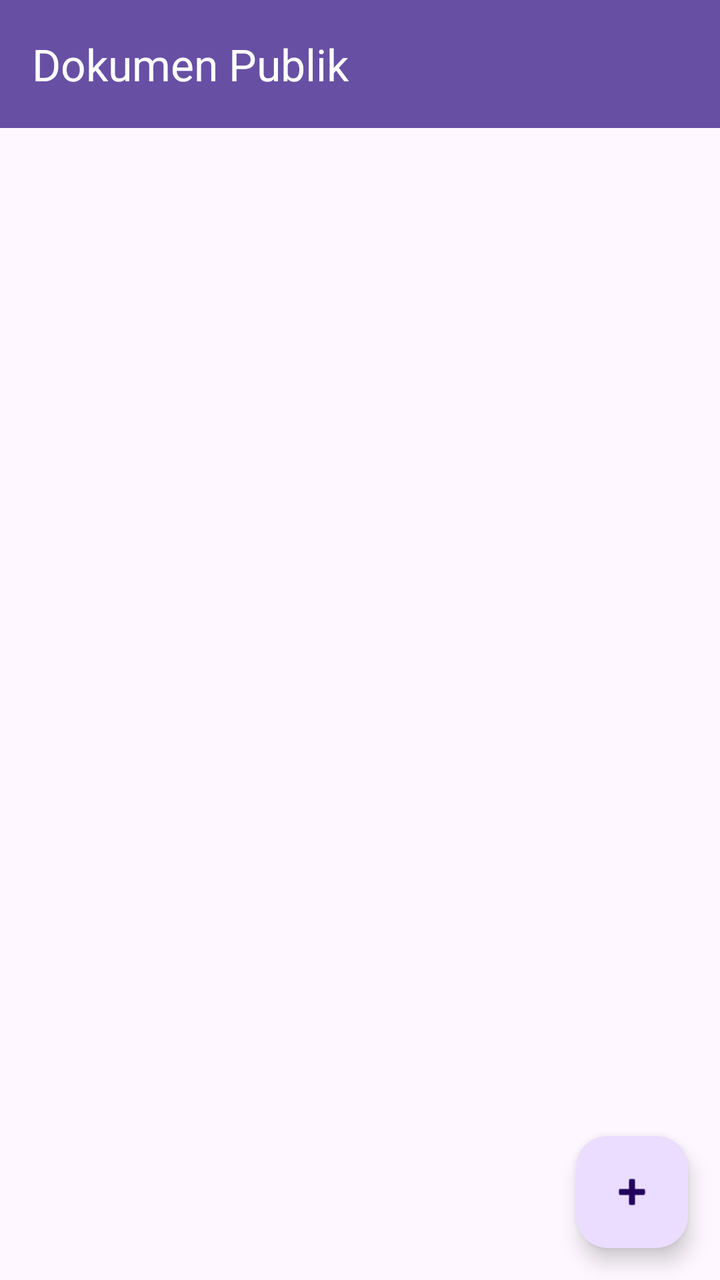
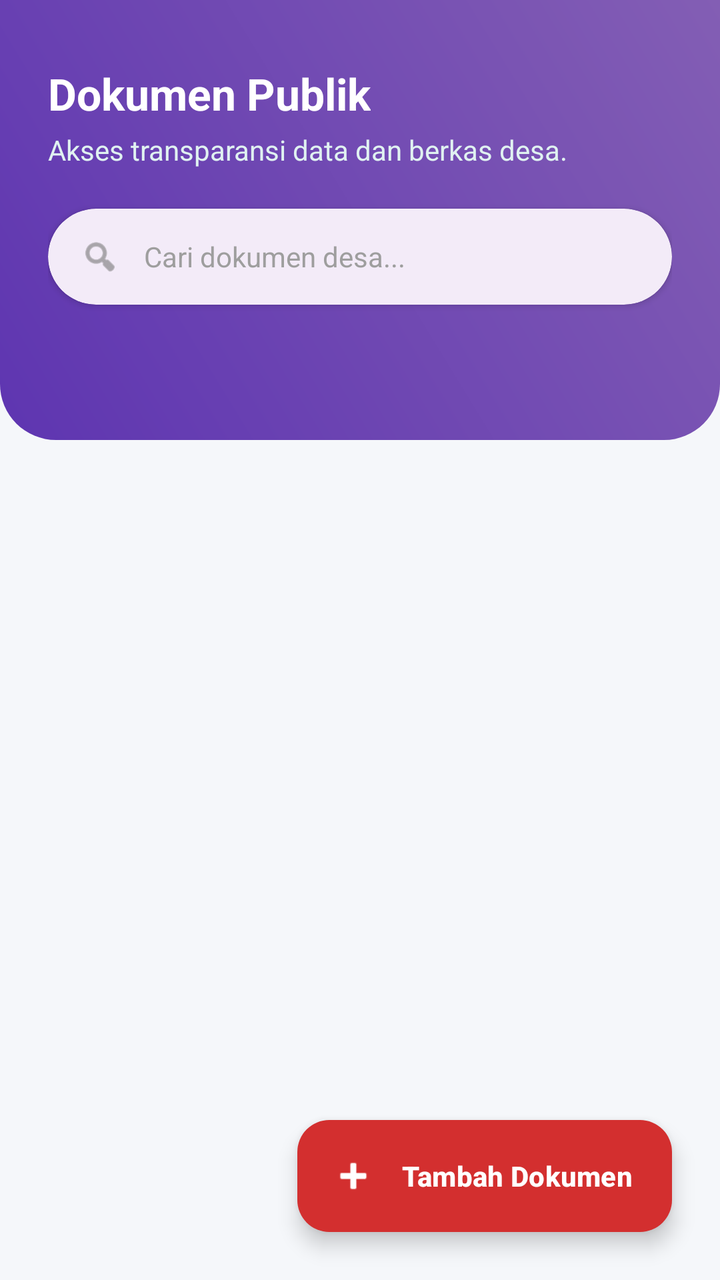

Before-and-after screenshots of an Android layout around one commit, followed by the original layout XML and the change that was made.
<!-- AndroidManifest.xml: application theme Theme.Anaanlume -->
<!-- res/layout/activity_dokumen_publik.xml -->
<?xml version="1.0" encoding="utf-8"?>
<androidx.constraintlayout.widget.ConstraintLayout xmlns:android="http://schemas.android.com/apk/res/android"
    xmlns:app="http://schemas.android.com/apk/res-auto"
    xmlns:tools="http://tools.android.com/tools"
    android:layout_width="match_parent"
    android:layout_height="match_parent">

    <com.google.android.material.appbar.AppBarLayout
        android:id="@+id/appBarLayout"
        android:layout_width="match_parent"
        android:layout_height="wrap_content"
        app:layout_constraintTop_toTopOf="parent">

        <androidx.appcompat.widget.Toolbar
            android:id="@+id/toolbar"
            android:layout_width="match_parent"
            android:layout_height="?attr/actionBarSize"
            android:background="?attr/colorPrimary"
            app:title="Dokumen Publik"
            app:titleTextColor="@android:color/white" />
    </com.google.android.material.appbar.AppBarLayout>

    <androidx.recyclerview.widget.RecyclerView
        android:id="@+id/rvDokumenPublik"
        android:layout_width="match_parent"
        android:layout_height="0dp"
        android:padding="8dp"
        android:clipToPadding="false"
        app:layout_constraintBottom_toBottomOf="parent"
        app:layout_constraintTop_toBottomOf="@id/appBarLayout" />

    <com.google.android.material.floatingactionbutton.FloatingActionButton
        android:id="@+id/fabAdd"
        android:layout_width="wrap_content"
        android:layout_height="wrap_content"
        android:layout_margin="16dp"
        android:src="@android:drawable/ic_input_add"
        android:contentDescription="Tambah Data"
        app:layout_constraintBottom_toBottomOf="parent"
        app:layout_constraintEnd_toEndOf="parent" />

</androidx.constraintlayout.widget.ConstraintLayout>
<!-- resources referenced by this layout -->
<resources>
  <style name="Theme.Anaanlume" parent="Base.Theme.Anaanlume" />
  <style name="Base.Theme.Anaanlume" parent="Theme.Material3.DayNight.NoActionBar">
          
          
      </style>
</resources>

<!-- the commit's change to res/layout/activity_dokumen_publik.xml (unified diff, before → after) -->
@@ -1,42 +1,259 @@
 <?xml version="1.0" encoding="utf-8"?>
-<androidx.constraintlayout.widget.ConstraintLayout xmlns:android="http://schemas.android.com/apk/res/android"
+<androidx.constraintlayout.widget.ConstraintLayout
+    xmlns:android="http://schemas.android.com/apk/res/android"
     xmlns:app="http://schemas.android.com/apk/res-auto"
     xmlns:tools="http://tools.android.com/tools"
     android:layout_width="match_parent"
-    android:layout_height="match_parent">
-
-    <com.google.android.material.appbar.AppBarLayout
-        android:id="@+id/appBarLayout"
+    android:layout_height="match_parent"
+    android:background="#F5F7FA">
+
+    <LinearLayout
+        android:id="@+id/headerContainer"
         android:layout_width="match_parent"
-        android:layout_height="wrap_content"
-        app:layout_constraintTop_toTopOf="parent">
-
-        <androidx.appcompat.widget.Toolbar
-            android:id="@+id/toolbar"
-            android:layout_width="match_parent"
-            android:layout_height="?attr/actionBarSize"
-            android:background="?attr/colorPrimary"
-            app:title="Dokumen Publik"
-            app:titleTextColor="@android:color/white" />
-    </com.google.android.material.appbar.AppBarLayout>
+        android:layout_height="220dp"
+        android:background="@drawable/bg_header_dokumen_gradient"
+        android:orientation="vertical"
+        android:paddingHorizontal="24dp"
+        android:paddingTop="24dp"
+        app:layout_constraintTop_toTopOf="parent"
+        app:layout_constraintStart_toStartOf="parent"
+        app:layout_constraintEnd_toEndOf="parent">
+
+        <TextView
+            android:layout_width="wrap_content"
+            android:layout_height="wrap_content"
+            android:layout_marginTop="8dp"
+            android:text="Dokumen Publik"
+            android:textColor="#FFFFFF"
+            android:textSize="22sp"
+            android:textStyle="bold" />
+
+        <TextView
+            android:layout_width="match_parent"
+            android:layout_height="wrap_content"
+            android:layout_marginTop="4dp"
+            android:text="Akses transparansi data dan berkas desa."
+            android:textColor="#E0F2F1"
+            android:textSize="14sp" />
+
+        <com.google.android.material.card.MaterialCardView
+            android:layout_width="match_parent"
+            android:layout_height="48dp"
+            android:layout_marginTop="20dp"
+            app:cardCornerRadius="24dp"
+            app:cardElevation="2dp"
+            app:strokeWidth="0dp">
+
+            <LinearLayout
+                android:layout_width="match_parent"
+                android:layout_height="match_parent"
+                android:orientation="horizontal"
+                android:gravity="center_vertical"
+                android:paddingHorizontal="16dp">
+
+                <ImageView
+                    android:layout_width="20dp"
+                    android:layout_height="20dp"
+                    android:src="@android:drawable/ic_menu_search"
+                    app:tint="#757575"/>
+
+                <TextView
+                    android:layout_width="wrap_content"
+                    android:layout_height="wrap_content"
+                    android:layout_marginStart="12dp"
+                    android:text="Cari dokumen desa..."
+                    android:textColor="#9E9E9E"
+                    android:textSize="14sp"/>
+            </LinearLayout>
+        </com.google.android.material.card.MaterialCardView>
+    </LinearLayout>
 
     <androidx.recyclerview.widget.RecyclerView
         android:id="@+id/rvDokumenPublik"
-        android:layout_width="match_parent"
+        android:layout_width="0dp"
         android:layout_height="0dp"
-        android:padding="8dp"
+        android:layout_marginTop="-24dp"
+        android:paddingHorizontal="8dp"
+        android:paddingBottom="80dp"
         android:clipToPadding="false"
+        app:layout_constraintTop_toBottomOf="@id/headerContainer"
         app:layout_constraintBottom_toBottomOf="parent"
-        app:layout_constraintTop_toBottomOf="@id/appBarLayout" />
-
-    <com.google.android.material.floatingactionbutton.FloatingActionButton
+        app:layout_constraintEnd_toEndOf="parent"
+        app:layout_constraintStart_toStartOf="parent"
+        tools:listitem="@layout/item_dokumen_publik" />
+
+    <LinearLayout
+        android:id="@+id/layoutEmptyState"
+        android:layout_width="wrap_content"
+        android:layout_height="wrap_content"
+        android:orientation="vertical"
+        android:gravity="center"
+        android:visibility="gone"
+        app:layout_constraintTop_toBottomOf="@id/headerContainer"
+        app:layout_constraintBottom_toBottomOf="parent"
+        app:layout_constraintStart_toStartOf="parent"
+        app:layout_constraintEnd_toEndOf="parent">
+
+        <ImageView
+            android:layout_width="100dp"
+            android:layout_height="100dp"
+            android:src="@android:drawable/ic_menu_gallery"
+            app:tint="#BDBDBD"/>
+
+        <TextView
+            android:layout_width="wrap_content"
+            android:layout_height="wrap_content"
+            android:layout_marginTop="16dp"
+            android:text="Belum Ada Arsip Dokumen"
+            android:textSize="16sp"
+            android:textStyle="bold"
+            android:textColor="#757575"/>
+    </LinearLayout>
+
+    <com.google.android.material.floatingactionbutton.ExtendedFloatingActionButton
         android:id="@+id/fabAdd"
         android:layout_width="wrap_content"
         android:layout_height="wrap_content"
-        android:layout_margin="16dp"
-        android:src="@android:drawable/ic_input_add"
-        android:contentDescription="Tambah Data"
+        android:layout_margin="24dp"
+        android:text="Tambah Dokumen"
+        android:textColor="#FFFFFF"
+        android:textSize="14sp"
+        android:textStyle="bold"
+        app:icon="@android:drawable/ic_input_add"
+        app:iconTint="#FFFFFF"
+        app:backgroundTint="#D32F2F"
         app:layout_constraintBottom_toBottomOf="parent"
         app:layout_constraintEnd_toEndOf="parent" />
 
 </androidx.constraintlayout.widget.ConstraintLayout>
+<!-- res/layout/item_dokumen_publik.xml (included above) -->
+<?xml version="1.0" encoding="utf-8"?>
+<com.google.android.material.card.MaterialCardView
+    xmlns:android="http://schemas.android.com/apk/res/android"
+    xmlns:app="http://schemas.android.com/apk/res-auto"
+    android:layout_width="match_parent"
+    android:layout_height="wrap_content"
+    android:layout_marginStart="16dp"
+    android:layout_marginEnd="16dp"
+    android:layout_marginTop="8dp"
+    android:layout_marginBottom="8dp"
+    app:cardCornerRadius="16dp"
+    app:cardElevation="0dp"
+    app:strokeWidth="1dp"
+    app:strokeColor="#E0E0E0"
+    android:backgroundTint="#FFFFFF">
+
+    <androidx.constraintlayout.widget.ConstraintLayout
+        android:layout_width="match_parent"
+        android:layout_height="wrap_content"
+        android:padding="16dp">
+
+        <TextView
+            android:id="@+id/tvJenisDokumen"
+            android:layout_width="wrap_content"
+            android:layout_height="wrap_content"
+            android:text="Jenis Dokumen"
+            android:textSize="11sp"
+            android:textStyle="bold"
+            android:textColor="#009688"
+            android:background="#E0F2F1"
+            android:paddingHorizontal="10dp"
+            android:paddingVertical="4dp"
+            app:layout_constraintTop_toTopOf="parent"
+            app:layout_constraintStart_toStartOf="parent" />
+
+        <TextView
+            android:id="@+id/tvNamaDokumen"
+            android:layout_width="0dp"
+            android:layout_height="wrap_content"
+            android:layout_marginTop="8dp"
+            android:text="Nama Dokumen"
+            android:textColor="#212121"
+            android:textSize="18sp"
+            android:textStyle="bold"
+            app:layout_constraintTop_toBottomOf="@id/tvJenisDokumen"
+            app:layout_constraintStart_toStartOf="parent"
+            app:layout_constraintEnd_toEndOf="parent" />
+
+        <ImageView
+            android:id="@+id/ivCalendar"
+            android:layout_width="14dp"
+            android:layout_height="14dp"
+            android:layout_marginTop="6dp"
+            android:src="@android:drawable/ic_menu_my_calendar"
+            app:tint="#9E9E9E"
+            app:layout_constraintTop_toBottomOf="@id/tvNamaDokumen"
+            app:layout_constraintStart_toStartOf="parent" />
+
+        <TextView
+            android:id="@+id/tvTanggalUpload"
+            android:layout_width="0dp"
+            android:layout_height="wrap_content"
+            android:layout_marginStart="6dp"
+            android:text="01-06-2025"
+            android:textColor="#9E9E9E"
+            android:textSize="12sp"
+            android:textStyle="italic"
+            app:layout_constraintBottom_toBottomOf="@id/ivCalendar"
+            app:layout_constraintTop_toTopOf="@id/ivCalendar"
+            app:layout_constraintStart_toEndOf="@id/ivCalendar"
+            app:layout_constraintEnd_toEndOf="parent" />
+
+        <TextView
+            android:id="@+id/tvDeskripsi"
+            android:layout_width="match_parent"
+            android:layout_height="wrap_content"
+            android:layout_marginTop="12dp"
+            android:text="Deskripsi Dokumen"
+            android:textColor="#616161"
+            android:textSize="14sp"
+            android:maxLines="2"
+            android:ellipsize="end"
+            app:layout_constraintTop_toBottomOf="@id/ivCalendar"
+            app:layout_constraintStart_toStartOf="parent" />
+
+        <View
+            android:id="@+id/divider"
+            android:layout_width="match_parent"
+            android:layout_height="1dp"
+            android:layout_marginTop="16dp"
+            android:background="#EEEEEE"
+            app:layout_constraintTop_toBottomOf="@id/tvDeskripsi" />
+
+        <com.google.android.material.button.MaterialButton
+            android:id="@+id/btnEdit"
+            android:layout_width="40dp"
+            android:layout_height="40dp"
+            android:layout_marginTop="12dp"
+            android:layout_marginEnd="8dp"
+            android:padding="0dp"
+            app:icon="@android:drawable/ic_menu_edit"
+            app:iconGravity="textStart"
+            app:iconPadding="0dp"
+            app:iconTint="#0288D1"
+            app:backgroundTint="#E1F5FE"
+            app:cornerRadius="20dp"
+            app:elevation="0dp"
+            app:layout_constraintTop_toBottomOf="@id/divider"
+            app:layout_constraintEnd_toStartOf="@id/btnDelete"
+            app:layout_constraintBottom_toBottomOf="parent" />
+
+        <com.google.android.material.button.MaterialButton
+            android:id="@+id/btnDelete"
+            android:layout_width="40dp"
+            android:layout_height="40dp"
+            android:layout_marginTop="12dp"
+            android:padding="0dp"
+            app:icon="@android:drawable/ic_menu_delete"
+            app:iconGravity="textStart"
+            app:iconPadding="0dp"
+            app:iconTint="#D32F2F"
+            app:backgroundTint="#FFEBEE"
+            app:cornerRadius="20dp"
+            app:elevation="0dp"
+            app:layout_constraintTop_toBottomOf="@id/divider"
+            app:layout_constraintEnd_toEndOf="parent"
+            app:layout_constraintBottom_toBottomOf="parent" />
+
+    </androidx.constraintlayout.widget.ConstraintLayout>
+</com.google.android.material.card.MaterialCardView>
<!-- resource entries referenced after the edit -->
@@ -1,5 +1,17 @@
 <!-- resources referenced by this layout -->
 <resources>
+  <!-- drawable bg_header_dokumen_gradient (drawable) -->
+  <?xml version="1.0" encoding="utf-8"?>
+  <shape xmlns:android="http://schemas.android.com/apk/res/android"
+      android:shape="rectangle">
+      <gradient
+          android:startColor="#5E35B1"
+          android:endColor="#835EB4"
+          android:angle="45"/>
+      <corners
+          android:bottomLeftRadius="28dp"
+          android:bottomRightRadius="28dp"/>
+  </shape>
   <style name="Theme.Anaanlume" parent="Base.Theme.Anaanlume" />
   <style name="Base.Theme.Anaanlume" parent="Theme.Material3.DayNight.NoActionBar">
           
